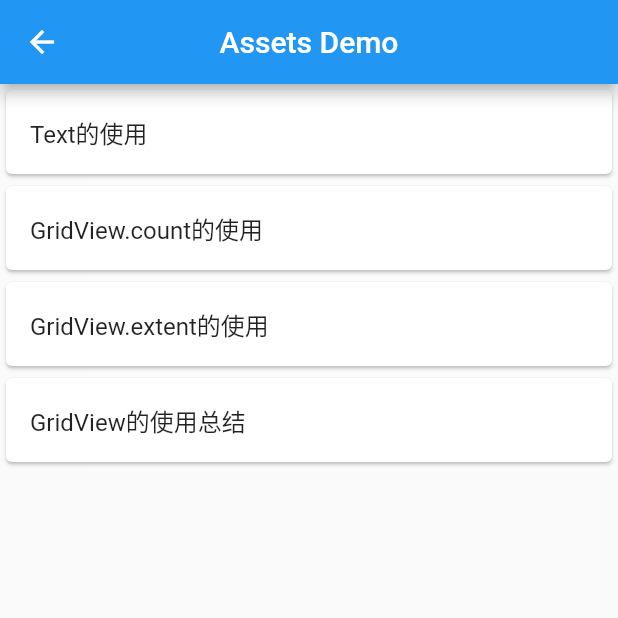
After one commit to jiangkang/flutter-system, a Flutter app: the AssetsDemo screen opened by its route, on a phone screen of 412 x 824 dp, the top half of it. The commit adds this screen. Run offline on Flutter 3.47's test engine with Material 2 defaults, Android fonts, the phone set to English and light mode, and no system bars; our stand-ins replace cached_network_image, camera, flutter_markdown, shared_preferences, sqflite, video_player and 1 more; accounts and stored records are empty; network calls fail.

Commit message:
从Asset中读取字符串和结构性数据

```diff
--- a/assets/json/articles.json
+++ b/assets/json/articles.json
@@ -0,0 +1,18 @@
+[
+  {
+    "title": "Text的使用",
+    "url": "https://www.jiangkang.tech/archives/%E3%80%90Flutter%E3%80%91Text%E7%9A%84%E4%BD%BF%E7%94%A8"
+  },
+  {
+    "title": "GridView.count的使用",
+    "url": "https://www.jiangkang.tech/archives/%E3%80%90Flutter%E3%80%91GridView%E4%B9%8BGridView%20count%E7%9A%84%E4%BD%BF%E7%94%A8"
+  },
+  {
+    "title": "GridView.extent的使用",
+    "url": "https://www.jiangkang.tech/archives/%E3%80%90Flutter%E3%80%91GridView%E4%B9%8BGridView%20extent%E7%9A%84%E4%BD%BF%E7%94%A8"
+  },
+  {
+    "title": "GridView的使用总结",
+    "url": "https://www.jiangkang.tech/archives/%E3%80%90Flutter%E3%80%91GridView%E4%BD%BF%E7%94%A8%E6%80%BB%E7%BB%93"
+  }
+]
--- /dev/null
+++ b/lib/demos/demo_assets.dart
@@ -0,0 +1,72 @@
+import 'dart:convert';
+
+import 'package:flutter/foundation.dart';
+import 'package:flutter/material.dart';
+import 'package:flutter_system/component/listview_item.dart';
+import 'package:flutter_system/model/model_entry.dart';
+import 'package:flutter_system/utils/nav_utils.dart';
+
+/// Assets Demo
+/// 1. 读取字符串
+/// 2. 读取结构性数据
+class AssetsDemo extends StatefulWidget {
+  @override
+  _AssetsDemoState createState() {
+    return _AssetsDemoState();
+  }
+}
+
+class _AssetsDemoState extends State<AssetsDemo> {
+  @override
+  Widget build(BuildContext context) {
+    return Scaffold(
+      appBar: AppBar(
+        title: Text("Assets Demo"),
+        centerTitle: true,
+      ),
+      body: SafeArea(
+          child: FutureBuilder<List<Article>>(
+              future: AssetStorage.getArticleList(context),
+              builder: (context, snapshot) {
+                if (snapshot.connectionState == ConnectionState.done) {
+                  final _articles = snapshot.data;
+                  return ListView.builder(
+                      itemCount: _articles.length,
+                      itemBuilder: (context, index) {
+                        return ListTileCard(
+                          borderRadius: 4,
+                          title: Text("${_articles[index].title}"),
+                          onTap: () {
+                            NavUtils.openWebView(context, _articles[index].url);
+                          },
+                        );
+                      });
+                } else {
+                  return CircularProgressIndicator();
+                }
+              })),
+    );
+  }
+}
+
+class AssetStorage {
+  /// 从assets中获取字符串
+  static Future<String> getStringFromAsset(
+      BuildContext context, String path) async {
+    return DefaultAssetBundle.of(context).loadString(path);
+  }
+
+  /// 从assets中读取Article列表数据
+  static Future<List<Article>> getArticleList(BuildContext context) async {
+    Future<List<Article>> Function(String value) _articleListParser =
+        (jsonData) {
+      final List<dynamic> list = json.decode(jsonData);
+      final mapList = list.cast<Map<String, dynamic>>();
+      return SynchronousFuture(mapList
+          .map((Map<String, dynamic> map) => Article.fromJson(map))
+          .toList());
+    };
+    return DefaultAssetBundle.of(context).loadStructuredData<List<Article>>(
+        "assets/json/articles.json", _articleListParser);
+  }
+}
--- a/lib/entries.dart
+++ b/lib/entries.dart
@@ -29,6 +29,7 @@ final List<EntryItem> demoEntries = [
   EntryItem("SQLite", "/demo/sqlite", icon: Icons.data_usage),
   EntryItem("File IO", "/demo/io", icon: Icons.insert_drive_file),
   EntryItem("Camera", "/demo/camera", icon: Icons.camera),
+  EntryItem("Assets", "/demo/assets", icon: Icons.web_asset),
 ];
 
 final List<Article> articleEntries = [
--- a/lib/model/model_entry.dart
+++ b/lib/model/model_entry.dart
@@ -7,6 +7,14 @@ class Article {
   final String url;
 
   Article(this.title, this.url);
+
+  factory Article.fromJson(Map<String, dynamic> json) {
+    return Article(json["title"] as String, json["url"] as String);
+  }
+
+  Map<String, String> toJson(Article article) {
+    return {"title": article.title, "url": article.url};
+  }
 }
 
 @immutable
--- a/lib/page_routers.dart
+++ b/lib/page_routers.dart
@@ -1,5 +1,6 @@
 import 'package:flutter/material.dart';
 import 'package:flutter_system/demos/demo_animation.dart';
+import 'package:flutter_system/demos/demo_assets.dart';
 import 'package:flutter_system/demos/demo_camera.dart';
 import 'package:flutter_system/demos/demo_container.dart';
 import 'package:flutter_system/demos/demo_custom_scrollview.dart';
@@ -46,4 +47,5 @@ final Map<String, WidgetBuilder> pageRouters = {
   "/demo/sqlite": (BuildContext context) => SQLiteDemo(),
   "/demo/io": (BuildContext context) => ReadWriteFileDemo(),
   "/demo/camera": (BuildContext context) => CameraDemo(),
+  "/demo/assets": (BuildContext context) => AssetsDemo(),
 };
--- a/pubspec.yaml
+++ b/pubspec.yaml
@@ -57,6 +57,7 @@ flutter:
   assets:
     - images/
     - assets/video/
+    - assets/json/
 
   fonts:
     - family: FangZhengFangSongJianTi
```
